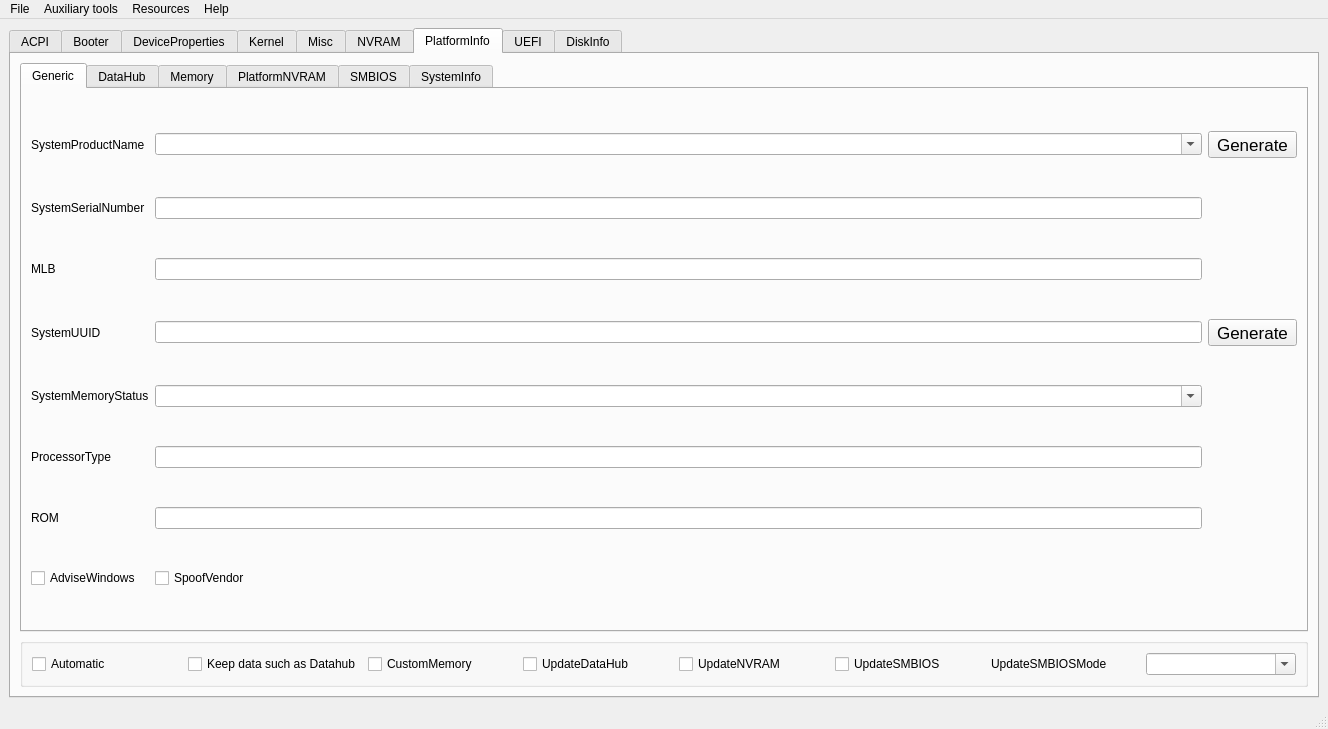
This is mainwindow.ui in ic005k/OCAuxiliaryTools as Qt 5 draws it before an edit. The edited form follows.
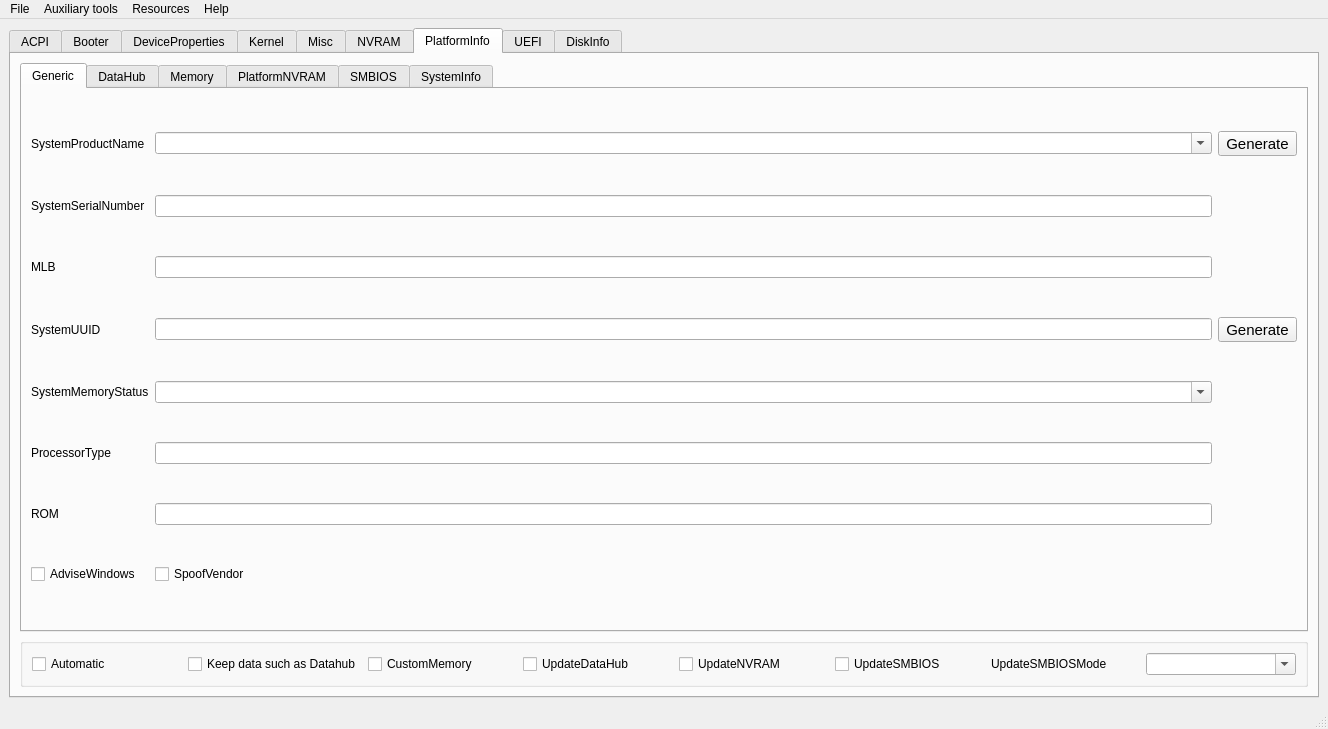
This is the edited form. The open tabs and pages were chosen to show the change. Icons and pictures are not drawn.

The edit to the form file:
```diff
--- a/mainwindow.ui
+++ b/mainwindow.ui
@@ -4489,6 +4489,11 @@
        <layout class="QGridLayout" name="gridLayout_54">
         <item row="0" column="0">
          <widget class="QTabWidget" name="tabPlatformInfo">
+          <property name="font">
+           <font>
+            <pointsize>9</pointsize>
+           </font>
+          </property>
           <property name="tabShape">
            <enum>QTabWidget::Rounded</enum>
           </property>
@@ -4527,7 +4532,7 @@
              <widget class="QToolButton" name="btnGenerate">
               <property name="font">
                <font>
-                <pointsize>13</pointsize>
+                <pointsize>11</pointsize>
                </font>
               </property>
               <property name="text">
@@ -4587,7 +4592,7 @@
              <widget class="QToolButton" name="btnSystemUUID">
               <property name="font">
                <font>
-                <pointsize>13</pointsize>
+                <pointsize>11</pointsize>
                </font>
               </property>
               <property name="text">
```
Left out of the diff: 114 changed lines with no effect on the pictures.
